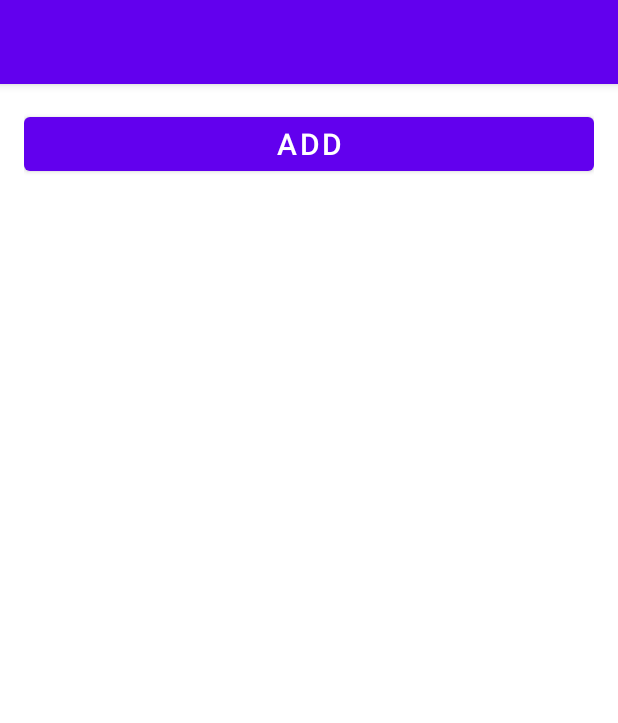
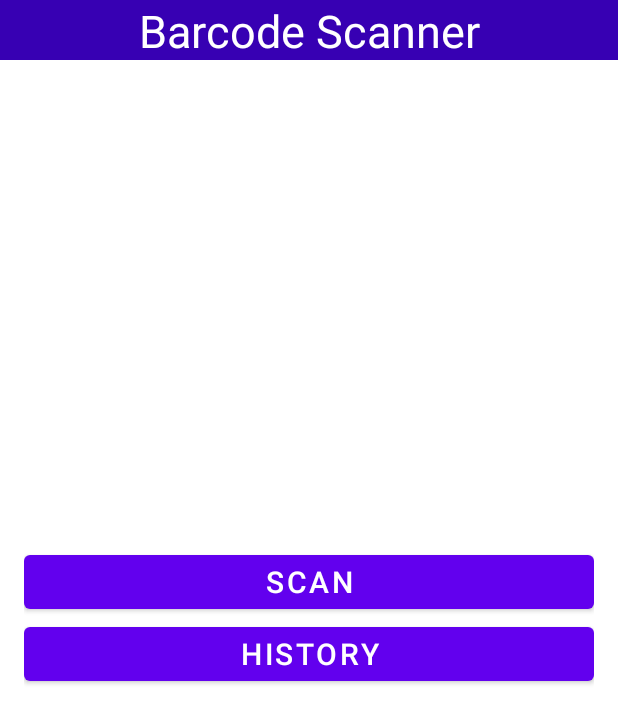
Before and after one commit to Spacus1k/BarCodeScanner, an Android app: the screen it shows after launch (MainActivity), on a phone screen of 412 x 824 dp. Shown: the top 723 px of the screen. Run offline under Robolectric (Android 15) with nearby library versions, the phone set to English and light mode, and no system bars; our stand-ins replace Room's generated code.

Commit message:
add History Activity, add ScanActivity, create function getCurrentDate

```diff
--- a/app/build.gradle
+++ b/app/build.gradle
@@ -42,6 +42,7 @@ dependencies {
     implementation 'androidx.core:core-ktx:1.3.2'
     implementation 'androidx.appcompat:appcompat:1.2.0'
     implementation 'com.google.android.material:material:1.3.0'
+    implementation 'androidx.constraintlayout:constraintlayout:2.0.4'
 
     //Recycler
     def recycler_version = "1.1.0"
--- a/app/src/main/java/ru/shpak/barcodescanner/model/BarCode.kt
+++ b/app/src/main/java/ru/shpak/barcodescanner/model/BarCode.kt
@@ -3,11 +3,12 @@ package ru.shpak.barcodescanner.model
 import androidx.room.ColumnInfo
 import androidx.room.Entity
 import androidx.room.PrimaryKey
+import java.sql.Date
 
 @Entity
 data class BarCode(
     @PrimaryKey(autoGenerate = true)
-    val id: Long? = null,
+    val id: Long = 0,
     @ColumnInfo(name = "barCode") var barCode: String,
     @ColumnInfo(name = "date") val date: String
 )
--- a/app/src/main/java/ru/shpak/barcodescanner/presentation/MainActivity.kt
+++ b/app/src/main/java/ru/shpak/barcodescanner/presentation/MainActivity.kt
@@ -1,42 +1,42 @@
 package ru.shpak.barcodescanner.presentation
 
+import android.content.Intent
 import android.os.Bundle
 import android.view.View
 import androidx.appcompat.app.AppCompatActivity
-import androidx.recyclerview.widget.LinearLayoutManager
 import kotlinx.android.synthetic.main.activity_main.*
 import ru.shpak.barcodescanner.R
-import ru.shpak.barcodescanner.presentation.view.BarCodeAdapter
 
 class MainActivity : AppCompatActivity(), View.OnClickListener {
-
-    private val adapter = BarCodeAdapter()
-    private val viewModel = MainViewModel()
 
     override fun onCreate(savedInstanceState: Bundle?) {
         super.onCreate(savedInstanceState)
         setContentView(R.layout.activity_main)
-
-        initBarCodeRecycleView()
-        initButton()
-        initObservers()
+        this.supportActionBar?.hide()
+        initButtons()
     }
 
-    private fun initBarCodeRecycleView() {
-        barCodes.layoutManager = LinearLayoutManager(this)
-        barCodes.adapter = adapter
+    private fun initButtons() {
+        scanButton.setOnClickListener(this)
+        historyButton.setOnClickListener(this)
     }
 
-    private fun initButton() {
-        addButton.setOnClickListener(this)
-    }
-
-    private fun initObservers() {
-        viewModel.barCodes.observe(this) { barCodes ->
-            adapter.updateData(barCodes)
+    override fun onClick(view: View?) {
+        view?.let {
+            when (view.id) {
+                R.id.historyButton -> startHistoryActivity()
+                R.id.scanButton -> startScanActivity()
+            }
         }
     }
 
-    override fun onClick(view: View?) {
+    private fun startScanActivity() {
+        val intent = Intent(this, ScanActivity::class.java)
+        startActivity(intent)
+    }
+
+    private fun startHistoryActivity() {
+        val intent = Intent(this, HistoryActivity::class.java)
+        startActivity(intent)
     }
 }
--- a/app/src/main/java/ru/shpak/barcodescanner/presentation/MainViewModel.kt
+++ b/app/src/main/java/ru/shpak/barcodescanner/presentation/MainViewModel.kt
@@ -8,9 +8,9 @@ import ru.shpak.barcodescanner.model.BarCode
 class MainViewModel : ViewModel() {
 
     val barCodes = MutableLiveData<List<BarCode>>()
-    val interactor: BarCodeInteractorImpl = BarCodeInteractorImpl()
+    private val interactor: BarCodeInteractorImpl = BarCodeInteractorImpl()
 
-    private fun addBarCode(barCode: BarCode) {
+    fun addBarCode(barCode: BarCode) {
         interactor.addBarCode(barCode)
     }
 
@@ -18,7 +18,7 @@ class MainViewModel : ViewModel() {
         interactor.removeBarCode(barCode)
     }
 
-    private fun loadBarCodes() {
+    fun loadBarCodes() {
         barCodes.value = interactor.getBarCodeList()
     }
 }
--- a/app/src/main/java/ru/shpak/barcodescanner/presentation/view/BarCodeAdapter.kt
+++ b/app/src/main/java/ru/shpak/barcodescanner/presentation/view/BarCodeAdapter.kt
@@ -3,6 +3,8 @@ package ru.shpak.barcodescanner.presentation.view
 import android.view.ViewGroup
 import androidx.recyclerview.widget.RecyclerView
 import ru.shpak.barcodescanner.model.BarCode
+import java.time.LocalDateTime
+import java.time.format.DateTimeFormatter
 
 class BarCodeAdapter :
     RecyclerView.Adapter<BarCodeViewHolder>() {
--- a/app/src/main/java/ru/shpak/barcodescanner/presentation/view/BarCodeViewHolder.kt
+++ b/app/src/main/java/ru/shpak/barcodescanner/presentation/view/BarCodeViewHolder.kt
@@ -28,6 +28,6 @@ class BarCodeViewHolder private constructor(itemView: View) : RecyclerView.ViewH
 
     fun bind(barCode: BarCode) {
         barCodeView.text = barCode.barCode
-        dateView.text = barCode.date
+        dateView.text = barCode.date.toString()
     }
 }
--- a/app/src/main/java/ru/shpak/barcodescanner/utils/Ext.kt
+++ /dev/null
@@ -1,6 +0,0 @@
-package ru.shpak.barcodescanner.utils
-
-import android.os.AsyncTask
-
-fun <T, T1, T2> AsyncTask<T, T1, T2>.start() =
-    this.execute().get()
--- a/app/src/main/res/layout/activity_main.xml
+++ b/app/src/main/res/layout/activity_main.xml
@@ -1,43 +1,44 @@
 <?xml version="1.0" encoding="utf-8"?>
 
 <androidx.constraintlayout.widget.ConstraintLayout xmlns:android="http://schemas.android.com/apk/res/android"
+    xmlns:app="http://schemas.android.com/apk/res-auto"
     android:layout_width="match_parent"
-    android:layout_height="match_parent"
-    xmlns:app="http://schemas.android.com/apk/res-auto"
-    android:padding="16dp">
+    android:layout_height="match_parent">
+
+    <TextView
+        android:id="@+id/BarcodeScannerTextView"
+        android:layout_width="match_parent"
+        android:layout_height="40dp"
+        android:background="@color/purple_700"
+        android:gravity="center"
+        android:text="Barcode Scanner"
+        android:textColor="@color/white"
+        android:textSize="30sp"
+        app:layout_constraintTop_toTopOf="parent" />
 
     <LinearLayout
         android:id="@+id/buttonBoxOut"
         android:layout_width="match_parent"
         android:layout_height="wrap_content"
         android:orientation="vertical"
-        app:layout_constraintBottom_toTopOf="@id/barCodes"
+        app:layout_constraintBottom_toBottomOf="parent"
         app:layout_constraintLeft_toLeftOf="parent"
         app:layout_constraintRight_toRightOf="parent"
-        app:layout_constraintTop_toTopOf="parent">
+        app:layout_constraintTop_toTopOf="parent"
+        android:padding="16dp">
 
-        <LinearLayout
+        <Button
+            android:id="@+id/scanButton"
             android:layout_width="match_parent"
-            android:layout_height="match_parent"
-            android:orientation="horizontal">
+            android:layout_height="wrap_content"
+            android:text="Scan"
+            android:textSize="20sp" />
 
-            <Button
-                android:id="@+id/addButton"
-                android:layout_width="match_parent"
-                android:layout_height="wrap_content"
-                android:text="Add"
-                android:textSize="20sp" />
-
-        </LinearLayout>
+        <Button
+            android:id="@+id/historyButton"
+            android:layout_width="match_parent"
+            android:layout_height="wrap_content"
+            android:text="History"
+            android:textSize="20sp" />
     </LinearLayout>
-
-    <androidx.recyclerview.widget.RecyclerView
-        android:id="@+id/barCodes"
-        android:layout_width="match_parent"
-        android:layout_height="0dp"
-        app:layout_constraintBottom_toBottomOf="parent"
-        app:layout_constraintLeft_toLeftOf="parent"
-        app:layout_constraintLeft_toRightOf="parent"
-        app:layout_constraintTop_toBottomOf="@+id/buttonBoxOut" />
-
 </androidx.constraintlayout.widget.ConstraintLayout>
--- a/build.gradle
+++ b/build.gradle
@@ -6,7 +6,7 @@ buildscript {
         jcenter()
     }
     dependencies {
-        classpath "com.android.tools.build:gradle:4.1.2"
+        classpath "com.android.tools.build:gradle:4.1.3"
         classpath "org.jetbrains.kotlin:kotlin-gradle-plugin:$kotlin_version"
 
         // NOTE: Do not place your application dependencies here; they belong
```
Also changed, not shown: app/src/main/AndroidManifest.xml (+5 -4 lines), app/src/main/java/ru/shpak/barcodescanner/domain/BarCodeInteractorImpl.kt (+3 -4 lines), app/src/main/java/ru/shpak/barcodescanner/presentation/HistoryActivity.kt (added, +50 -0 lines), app/src/main/java/ru/shpak/barcodescanner/presentation/ScanActivity.kt (added, +41 -0 lines), app/src/main/java/ru/shpak/barcodescanner/utils/DateUtil.kt (added, +10 -0 lines), app/src/main/res/layout/activity_history.xml (added, +28 -0 lines), app/src/main/res/layout/item_bar_code_list.xml (+5 -9 lines).
